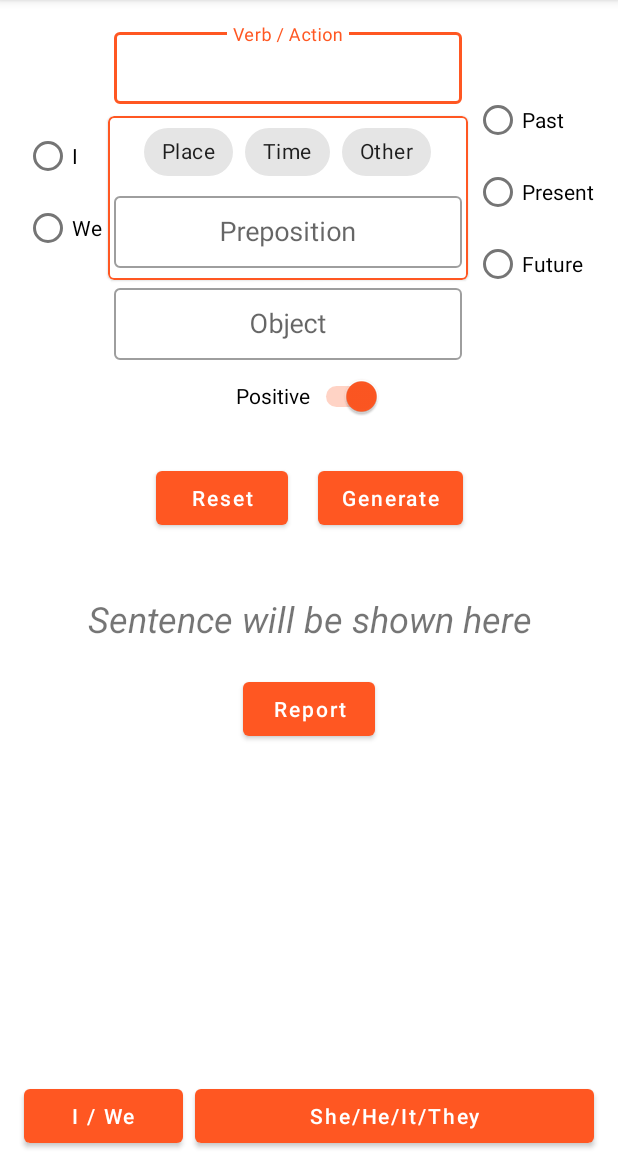
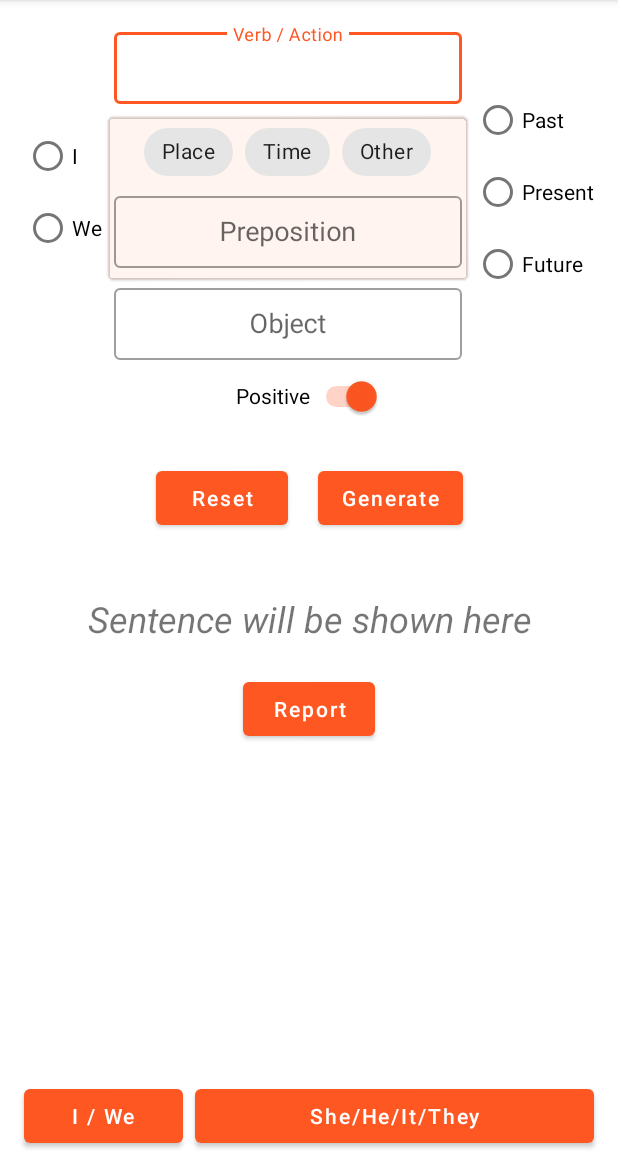
Before and after one commit to Improve10X/ImproveEnglish10X, an Android app: the screen it shows after launch once a user with an empty profile is signed in (MainActivity), after a tap on "Report", on a phone screen of 412 x 824 dp, the part 84-1236 px from its top. Run offline under Robolectric (Android 15) with nearby library versions, the phone set to English and light mode, and no system bars; our stand-ins replace Firebase (no records; nobody signed in at launch, a user with empty details on screens opened directly); libraries missing offline, so code that uses them is left out: com.firebase.ui; 2 statements that could not run were skipped.

Commit message:
Styling fixes

```diff
--- a/app/src/main/java/com/improve10x/improveenglish10x/MainActivity.java
+++ b/app/src/main/java/com/improve10x/improveenglish10x/MainActivity.java
@@ -27,6 +27,7 @@ import com.google.firebase.firestore.DocumentReference;
 import com.google.firebase.firestore.FirebaseFirestore;
 import com.google.firebase.firestore.WriteBatch;
 import com.improve10x.improveenglish10x.databinding.ActivityMainBinding;
+import com.improve10x.improveenglish10x.models.ErrorReport;
 import com.improve10x.improveenglish10x.models.Preposition;
 import com.improve10x.improveenglish10x.models.Suggestions;
 
@@ -103,6 +104,7 @@ public class MainActivity extends AppCompatActivity {
 
     private void handlePrepositionsRadioGroup() {
         binding.prepositionTypeRg.setOnCheckedChangeListener((group, checkedId) -> {
+            binding.prepositionTxt.dismissDropDown();
             if(checkedId == R.id.preposition_place_rb) {
                 updatePrepositionsAdapter("place");
             } else if(checkedId == R.id.preposition_time_rb) {
@@ -136,7 +138,9 @@ public class MainActivity extends AppCompatActivity {
 
     private void handleReportBtn() {
         binding.reportBtn.setOnClickListener(v -> {
-            // TODO : Send the error details to server
+            ErrorReport errorReport = new ErrorReport(binding.sentenseTxt.getText().toString(),
+                    FirebaseAuth.getInstance().getCurrentUser().getEmail());
+            reportError(errorReport);
         });
     }
 
@@ -305,4 +309,21 @@ public class MainActivity extends AppCompatActivity {
                     crashlytics.recordException(e);
                 });
     }
+
+    private void reportError(ErrorReport errorReport) {
+        showProgress();
+        FirebaseFirestore db = FirebaseFirestore.getInstance();
+        db.collection("/errorReports")
+                .add(errorReport)
+                .addOnSuccessListener(documentReference -> {
+                    hideProgress();
+                    toast("Error reported successfully.");
+                })
+                .addOnFailureListener(e -> {
+                    hideProgress();
+                    toast("Failed to report error. Please try again.");
+                    Log.e(TAG, e.getMessage(), e);
+                    crashlytics.recordException(e);
+                });
+    }
 }
--- /dev/null
+++ b/app/src/main/java/com/improve10x/improveenglish10x/models/ErrorReport.java
@@ -0,0 +1,19 @@
+package com.improve10x.improveenglish10x.models;
+
+import java.io.Serializable;
+
+public class ErrorReport implements Serializable {
+
+    public String sentence;
+    public String reportedBy;
+    public long reportedTime;
+    public String status = "TODO";
+
+    public ErrorReport() {}
+
+    public ErrorReport(String sentence, String reportedBy) {
+        this.sentence = sentence;
+        this.reportedBy = reportedBy;
+        this.reportedTime = System.currentTimeMillis();
+    }
+}
--- a/app/src/main/res/layout/activity_main.xml
+++ b/app/src/main/res/layout/activity_main.xml
@@ -125,11 +125,10 @@
                 android:id="@+id/preposition_container"
                 android:layout_width="match_parent"
                 android:layout_height="wrap_content"
-                app:strokeColor="@color/colorPrimary"
-                app:strokeWidth="1dp"
+                app:strokeWidth="0dp"
+                app:cardBackgroundColor="#11FF5722"
                 android:layout_marginHorizontal="4dp"
-                android:layout_marginTop="8dp"
-                android:background="#22FF5722">
+                android:layout_marginTop="8dp">
 
                 <LinearLayout
                     android:layout_width="match_parent"
```
